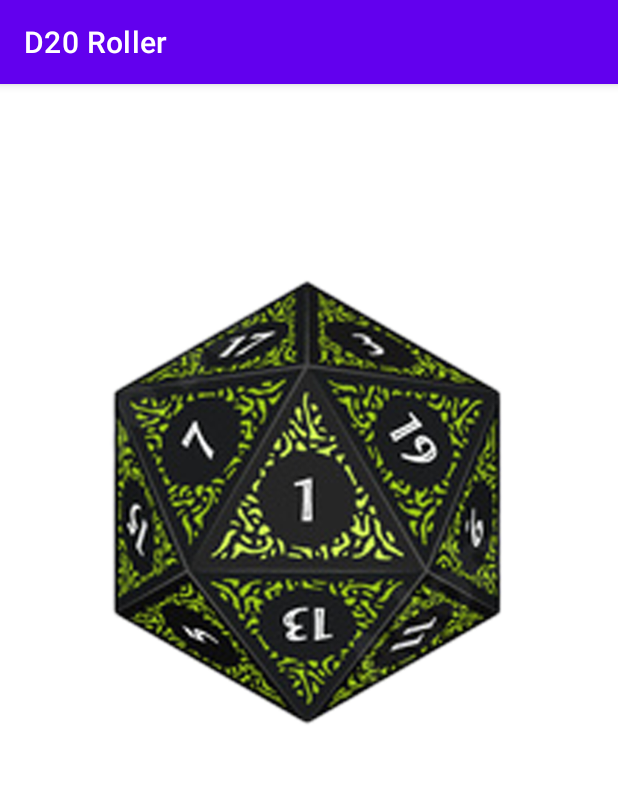
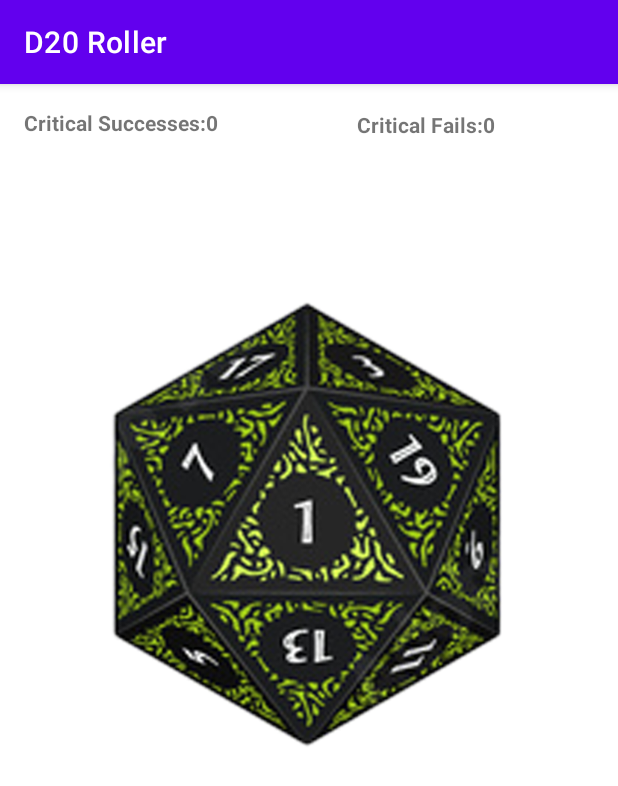
Before and after one commit to Jackal14/DiceRollerAGM, an Android app: the screen it shows after launch (MainActivity), on a phone screen of 412 x 824 dp. Shown: the top 786 px of the screen. Run offline under Robolectric (Android 15) with nearby library versions, the phone set to English and light mode, and no system bars.

Commit message:
Adding data storage for rolls

```diff
--- a/app/src/main/java/com/example/myapplication/MainActivity.java
+++ b/app/src/main/java/com/example/myapplication/MainActivity.java
@@ -4,17 +4,16 @@ import androidx.appcompat.app.AppCompatActivity;
 
 import android.annotation.SuppressLint;
 import android.content.Context;
+import android.content.SharedPreferences;
 import android.hardware.Sensor;
 import android.hardware.SensorEvent;
 import android.hardware.SensorEventListener;
 import android.hardware.SensorManager;
 import android.media.AudioAttributes;
-import android.media.MediaPlayer;
 import android.media.SoundPool;
 import android.os.Bundle;
 import android.os.VibrationEffect;
 import android.os.Vibrator;
-import android.provider.MediaStore;
 import android.view.View;
 import android.view.animation.RotateAnimation;
 import android.widget.ImageView;
@@ -27,6 +26,10 @@ public class MainActivity extends AppCompatActivity implements SensorEventListen
     private ImageView imageViewDice;
     private TextView textView;
     private Random rng = new Random();
+    private TextView d20Text;
+    private TextView d1Text;
+    private int d20sRolled = 0;
+    private int d1sRolled = 0;
 
     private SensorManager sensorManager;
     private Sensor accelerometerSensor;
@@ -44,9 +47,19 @@ public class MainActivity extends AppCompatActivity implements SensorEventListen
     protected void onCreate(Bundle savedInstanceState) {
         super.onCreate(savedInstanceState);
         setContentView(R.layout.activity_main);
+
+        //Get count of rolls
+        SharedPreferences sharedPref= getSharedPreferences("mypref", 0);
+        d1sRolled = sharedPref.getInt("d1sRolled", 0);
+        d20sRolled = sharedPref.getInt("d20sRolled", 0);
         textView = findViewById(R.id.textView);
         textView.setText(getString(R.string.blank));
+        d20Text = findViewById(R.id.d20s);
+        d20Text.append(String.valueOf(d20sRolled));
+        d1Text = findViewById(R.id.d1s);
+        d1Text.append(String.valueOf(d1sRolled));
         imageViewDice = findViewById(R.id.image_view_dice);
+
 
         sensorManager = (SensorManager)getSystemService(Context.SENSOR_SERVICE);
         if(sensorManager.getDefaultSensor(Sensor.TYPE_ACCELEROMETER) != null)
@@ -96,6 +109,8 @@ public class MainActivity extends AppCompatActivity implements SensorEventListen
                 imageViewDice.setImageResource(R.drawable.d1);
                 textView.setText(getString(R.string.criticalFail));
                 soundPool.play(sound2, 1, 1, 0, 0, 1);
+                d1sRolled++;
+                d1Text.setText(getString(R.string.d1s) + d1sRolled);
                 break;
             case 2:
                 imageViewDice.setImageResource(R.drawable.d2);
@@ -173,6 +188,8 @@ public class MainActivity extends AppCompatActivity implements SensorEventListen
                 imageViewDice.setImageResource(R.drawable.d20);
                 textView.setText(getString(R.string.criticalSuccess));
                 soundPool.play(sound3, 1, 1, 0, 0, 1);
+                d20sRolled++;
+                d20Text.setText(getString(R.string.d20s) + d20sRolled);
                 break;
 
 
@@ -235,4 +252,14 @@ public class MainActivity extends AppCompatActivity implements SensorEventListen
             sensorManager.unregisterListener(this);
         }
     }
+    @Override
+    protected void onStop()
+    {
+        super.onStop();
+        SharedPreferences sharedPref = getSharedPreferences("mypref", 0);
+        SharedPreferences.Editor editor = sharedPref.edit();
+        editor.putInt("d1sRolled", d1sRolled);
+        editor.putInt("d20sRolled", d20sRolled);
+        editor.apply();
+    }
 }
--- a/app/src/main/res/layout/activity_main.xml
+++ b/app/src/main/res/layout/activity_main.xml
@@ -18,12 +18,12 @@
         app:layout_constraintEnd_toEndOf="parent"
         app:layout_constraintHorizontal_bias="0.493"
         app:layout_constraintStart_toStartOf="parent"
-        app:layout_constraintTop_toTopOf="parent" />
+        app:layout_constraintTop_toBottomOf="@+id/d20s" />
 
     <TextView
         android:id="@+id/textView"
-        android:layout_width="0dp"
-        android:layout_height="wrap_content"
+        android:layout_width="380dp"
+        android:layout_height="58dp"
         android:layout_marginStart="16dp"
         android:layout_marginEnd="16dp"
         android:layout_marginBottom="16dp"
@@ -38,4 +38,31 @@
         app:layout_constraintTop_toBottomOf="@+id/image_view_dice"
         app:layout_constraintVertical_bias="0.0" />
 
+    <TextView
+        android:id="@+id/d20s"
+        android:layout_width="0dp"
+        android:layout_height="wrap_content"
+        android:layout_marginStart="16dp"
+        android:layout_marginTop="16dp"
+        android:layout_marginEnd="32dp"
+        android:text="@string/d20s"
+        android:textStyle="bold"
+        app:layout_constraintEnd_toStartOf="@+id/d1s"
+        app:layout_constraintStart_toStartOf="parent"
+        app:layout_constraintTop_toTopOf="parent" />
+
+    <TextView
+        android:id="@+id/d1s"
+        android:layout_width="0dp"
+        android:layout_height="wrap_content"
+        android:layout_marginStart="32dp"
+        android:layout_marginEnd="16dp"
+        android:text="@string/d1s"
+        android:textStyle="bold"
+        app:layout_constraintBottom_toTopOf="@+id/image_view_dice"
+        app:layout_constraintEnd_toEndOf="parent"
+        app:layout_constraintStart_toEndOf="@+id/d20s"
+        app:layout_constraintTop_toTopOf="parent"
+        app:layout_constraintVertical_bias="0.141" />
+
 </androidx.constraintlayout.widget.ConstraintLayout>
--- a/app/src/main/res/values/strings.xml
+++ b/app/src/main/res/values/strings.xml
@@ -3,4 +3,7 @@
     <string name="criticalFail">CRITICAL FAIL!!! GET GOOD LOSER</string>
     <string name="criticalSuccess">CRITICAL SUCCESS!!! LETSGOOOOOOOOOOO</string>
     <string name="blank"> </string>
+    <string name="anthony">Anthony Moncivais</string>
+    <string name="d20s">Critical Successes: </string>
+    <string name="d1s">Critical Fails: </string>
 </resources>
```
Also changed, not shown: app/src/main/res/layout/activity_splash_screen.xml (+19 -0 lines).
